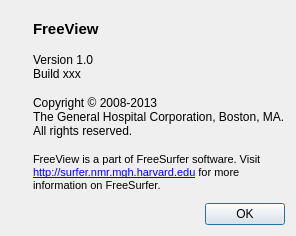
This is freeview/DialogAbout.ui in freesurfer/freesurfer as Qt 5 draws it before an edit. The edited form follows.
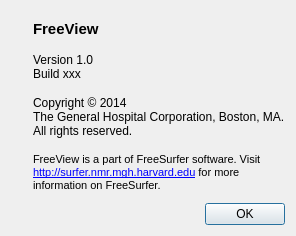
This is the edited form. Icons and pictures are not drawn.

Commit message: load multiple surfaces labels from command-line

```diff
--- a/freeview/DialogAbout.ui
+++ b/freeview/DialogAbout.ui
@@ -68,7 +68,7 @@
        <item>
         <widget class="QLabel" name="label_4">
          <property name="text">
-          <string>Copyright © 2008-2013
+          <string>Copyright © 2014
 The General Hospital Corporation, Boston, MA.
 All rights reserved.</string>
          </property>
```
The commit also changes 3 other files.
